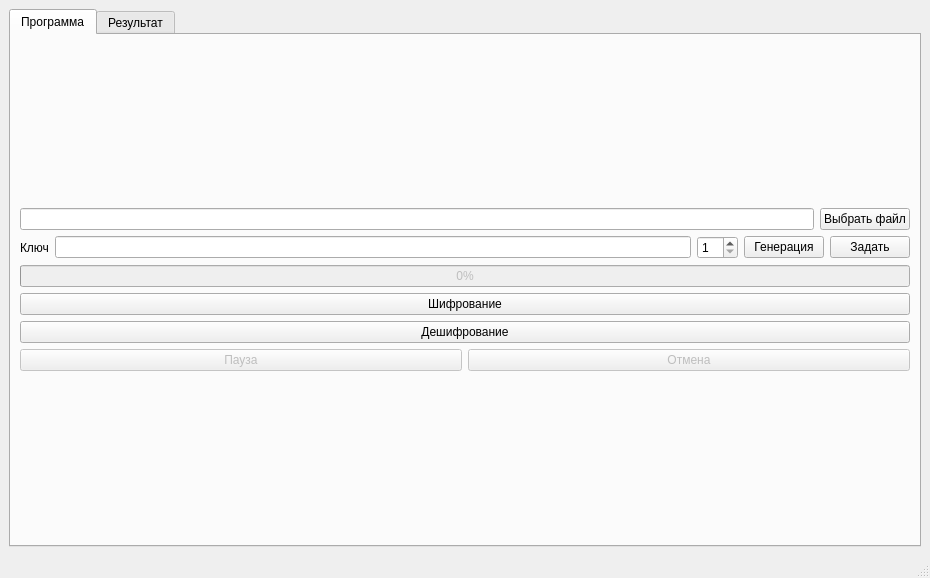
First picture: the form in mainwindow.ui, repository pavelrd/Decryptor, before the edit.
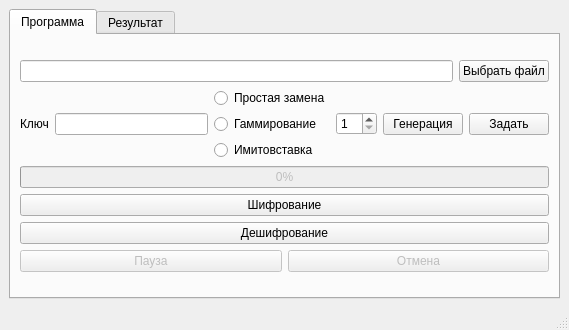
Second picture: the form after the edit. The open tabs and pages were chosen to show the change.

Commit message: - В файл GOST_V1.pro добавлены флаги для статической линковки стандартных библиотек С/C++ - Добавлены кнопки режимов шифрования, реализовано гаммирование (работает с примерами из госта)

What changed in the file:
```diff
--- a/mainwindow.ui
+++ b/mainwindow.ui
@@ -9,8 +9,8 @@
    <rect>
     <x>0</x>
     <y>0</y>
-    <width>930</width>
-    <height>578</height>
+    <width>569</width>
+    <height>330</height>
    </rect>
   </property>
   <property name="windowTitle">
@@ -62,6 +62,31 @@
                 </property>
                </widget>
               </item>
+              <item>
+               <layout class="QVBoxLayout" name="verticalLayout">
+                <item>
+                 <widget class="QRadioButton" name="radioButton_change">
+                  <property name="text">
+                   <string>Простая замена</string>
+                  </property>
+                 </widget>
+                </item>
+                <item>
+                 <widget class="QRadioButton" name="radioButton_gamma">
+                  <property name="text">
+                   <string>Гаммирование</string>
+                  </property>
+                 </widget>
+                </item>
+                <item>
+                 <widget class="QRadioButton" name="radioButton_imit">
+                  <property name="text">
+                   <string>Имитовставка</string>
+                  </property>
+                 </widget>
+                </item>
+               </layout>
+              </item>
               <item>
                <layout class="QHBoxLayout" name="horizontalLayout_3">
                 <item>
```
Left out of the diff: 106 changed lines with no effect on the pictures. The commit also changes 7 other files.
